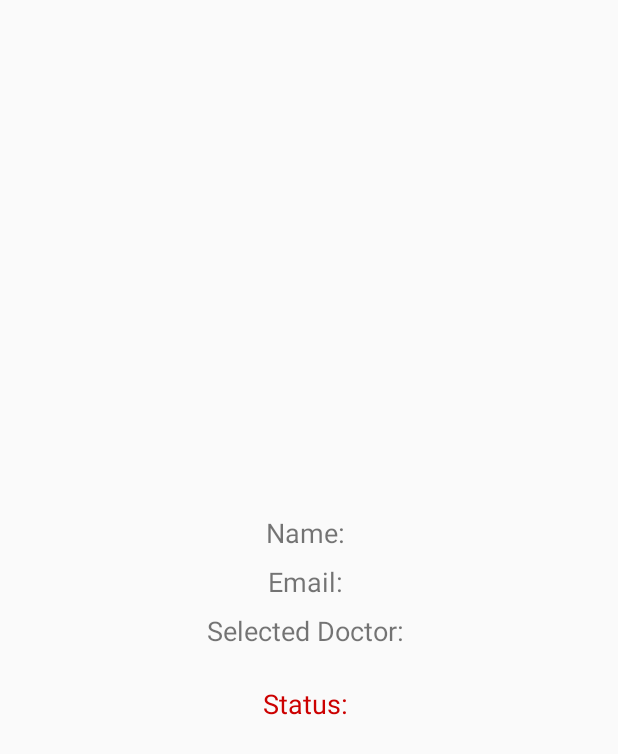
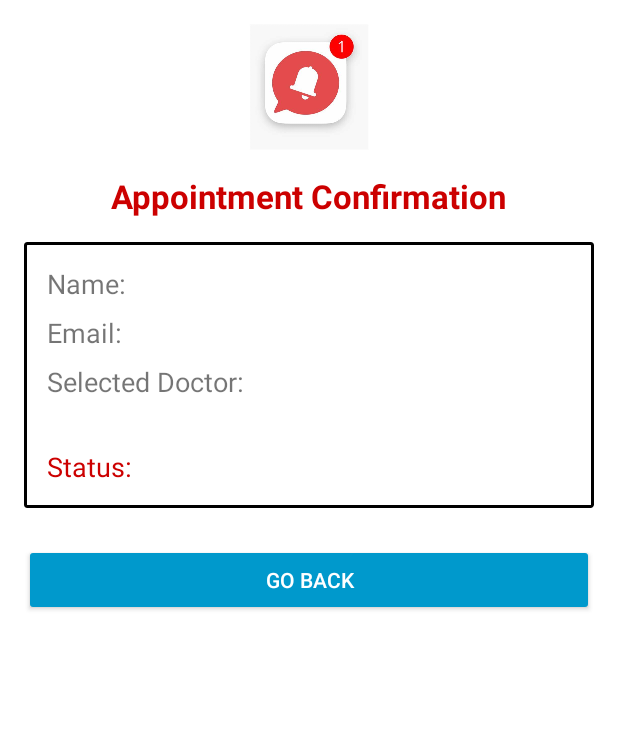
Before and after one commit to Barsha-RokaMagar/AndroidFinalProject, an Android app: the layout activity_patients_profile.xml on its own in the app's theme, with its tools: preview values and no code run, on a phone screen of 412 x 824 dp. Shown: the top 754 px of the screen. Run offline under Robolectric (Android 15) with nearby library versions, the phone set to English and light mode, and no system bars.

Commit message:
added some features

```diff
--- a/app/src/main/res/layout/activity_patients_profile.xml
+++ b/app/src/main/res/layout/activity_patients_profile.xml
@@ -4,8 +4,39 @@
     android:layout_width="match_parent"
     android:layout_height="match_parent"
     android:orientation="vertical"
-    android:gravity="center"
-    android:padding="16dp">
+    android:padding="16dp"
+    android:background="@android:color/white">
+
+    <!-- Confirmation Icon -->
+    <ImageView
+        android:id="@+id/confirmationIcon"
+        android:layout_width="100dp"
+        android:layout_height="100dp"
+        android:src="@drawable/notification"
+        android:layout_gravity="center"
+        android:paddingBottom="16dp" />
+
+
+    <TextView
+        android:id="@+id/confirmationTitle"
+        android:layout_width="wrap_content"
+        android:layout_height="wrap_content"
+        android:text="Appointment Confirmation"
+        android:layout_gravity="center"
+        android:textColor="@android:color/holo_red_dark"
+        android:textSize="22sp"
+        android:textStyle="bold"
+        android:paddingBottom="16dp" />
+
+
+    <LinearLayout
+        android:layout_width="match_parent"
+        android:layout_height="wrap_content"
+        android:orientation="vertical"
+        android:padding="15dp"
+        android:background="@drawable/editext_border"
+        >
+
 
         <TextView
             android:id="@+id/patientName"
@@ -15,6 +46,7 @@
             android:textSize="18sp"
             android:paddingBottom="8dp"/>
 
+
         <TextView
             android:id="@+id/patientEmail"
             android:layout_width="wrap_content"
@@ -22,6 +54,7 @@
             android:text="Email: "
             android:textSize="18sp"
             android:paddingBottom="8dp"/>
+
 
         <TextView
             android:id="@+id/selectedDoctor"
@@ -31,6 +64,7 @@
             android:textSize="18sp"
             android:paddingBottom="8dp"/>
 
+
         <TextView
             android:id="@+id/statusMessage"
             android:layout_width="wrap_content"
@@ -38,5 +72,19 @@
             android:text="Status: "
             android:textSize="18sp"
             android:textColor="@android:color/holo_red_dark"
-        android:paddingTop="16dp"/>
+            android:paddingTop="24dp"/>
     </LinearLayout>
+
+
+    <Button
+        android:id="@+id/gobacktopatient"
+        android:layout_width="match_parent"
+        android:layout_height="wrap_content"
+        android:text="Go Back"
+        android:backgroundTint="@android:color/holo_blue_dark"
+        android:textColor="@android:color/white"
+        android:padding="10dp"
+        android:layout_gravity="center"
+        android:layout_marginTop="24dp" />
+
+</LinearLayout>
```
Also changed, not shown: app/src/main/java/com/example/androidfinalproject/PatientsProfile.java (+107 -9 lines), app/src/main/res/layout/activity_patient_page.xml (+16 -5 lines). Lines whose indentation alone changed are shown as unchanged.
